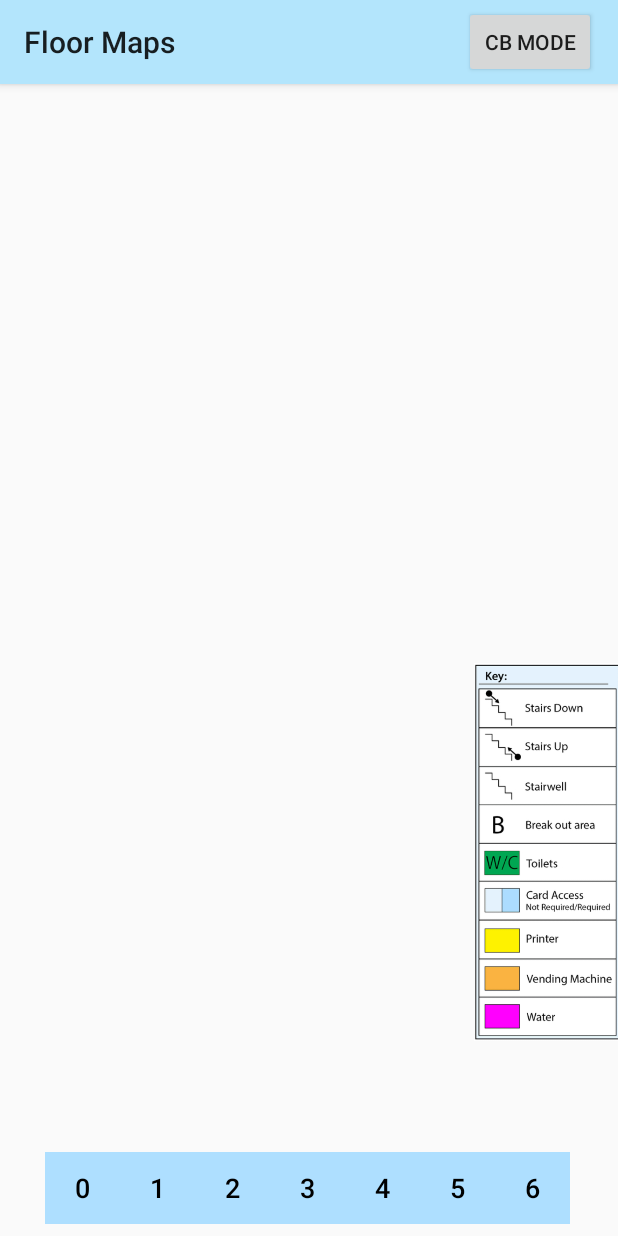
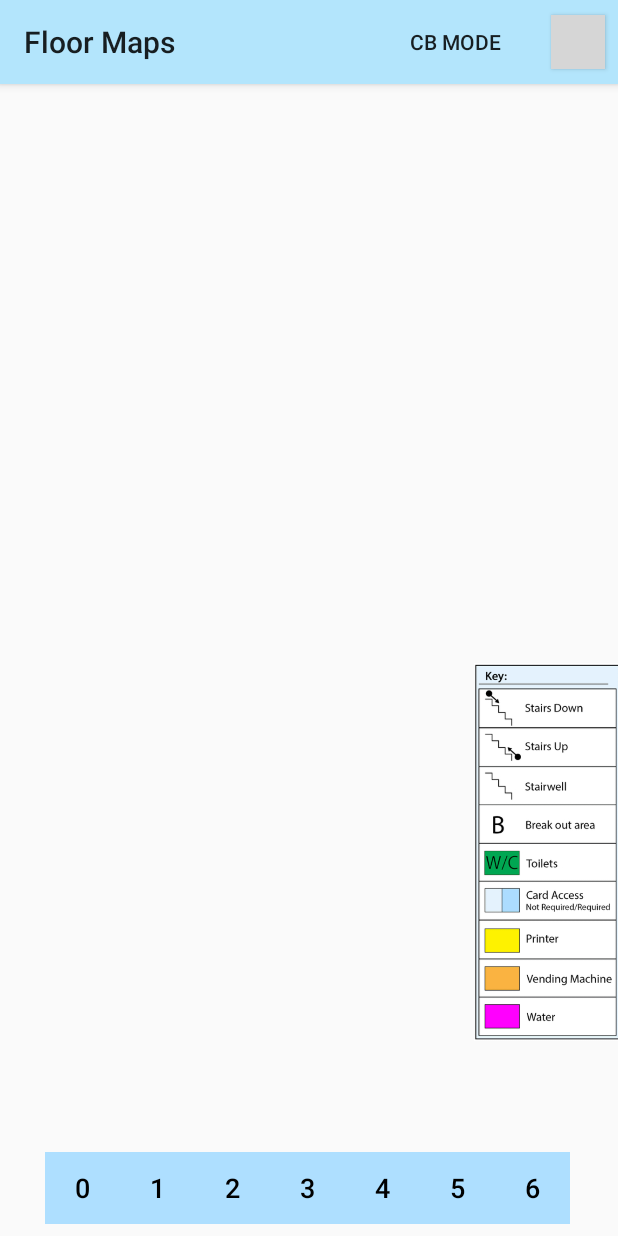
Before and after one commit to chrisgrigo/USB_Explore, an Android app: the MapActivity screen opened directly, with no data from a screen before it, on a phone screen of 412 x 824 dp. Run offline under Robolectric (Android 15) with nearby library versions, the phone set to English and light mode, and no system bars; libraries missing offline, so code that uses them is left out: com.davemorrissey.labs; plain views replace SubsamplingScaleImageView; 15 statements that could not run were skipped; grey boxes are pictures that could not be loaded.

Commit message:
Version 1.1

```diff
--- a/app/src/main/java/com/example/grigo/usb_explore/PC_Usage_Activity.java
+++ b/app/src/main/java/com/example/grigo/usb_explore/PC_Usage_Activity.java
@@ -147,6 +147,7 @@ public class PC_Usage_Activity extends AppCompatActivity {
                     Intent intent = new Intent(getBaseContext(), MapActivity.class);
                     intent.putExtra("ROOM_NUMBER", roomNo);
                     intent.putExtra("LEVEL", level);
+                    finish();
                     startActivity(intent); // start map activity and give it room number and level via intent
                     return false;
                 }
--- a/app/src/main/java/com/example/grigo/usb_explore/PinViewFragment.java
+++ b/app/src/main/java/com/example/grigo/usb_explore/PinViewFragment.java
@@ -1,5 +1,6 @@
 package com.example.grigo.usb_explore;
 
+import android.content.Intent;
 import android.graphics.PointF;
 import android.graphics.drawable.Drawable;
 import android.os.Bundle;
@@ -68,6 +69,7 @@ public class PinViewFragment extends Fragment {
     static boolean colourBlindMode;
 
     Button btnColourBlindMode;
+    Button btnSearch;
     Button btnFloor0;
     Button btnFloor1;
     Button btnFloor2;
@@ -346,6 +348,14 @@ public class PinViewFragment extends Fragment {
             updateMap();
         });
 
+        // button to search
+        btnSearch = rootView.findViewById(id.btnSearch);
+        btnSearch.setOnClickListener((View view) -> {
+            getActivity().finish();
+            Intent intent = new Intent(getActivity(), search.class);
+            startActivity(intent);
+        });
+
 
         // general floor button listeners (changes the floors)
 
--- a/app/src/main/java/com/example/grigo/usb_explore/search.java
+++ b/app/src/main/java/com/example/grigo/usb_explore/search.java
@@ -1,6 +1,7 @@
 package com.example.grigo.usb_explore;
 
 import android.content.Intent;
+import android.graphics.Color;
 import android.os.Bundle;
 import android.support.design.widget.FloatingActionButton;
 import android.support.design.widget.Snackbar;
@@ -48,7 +49,7 @@ public class search extends AppCompatActivity{
         setContentView(R.layout.activity_search);
         Toolbar toolbar = (Toolbar) findViewById(R.id.toolbar);
         setSupportActionBar(toolbar);
-        getSupportActionBar().setDisplayHomeAsUpEnabled(true);
+        getSupportActionBar().setDisplayHomeAsUpEnabled(false);
         getSupportActionBar().setTitle("Staff/Room Search");
         SearchView search = findViewById(R.id.searchView);
         final ListView listView = findViewById(R.id.list_view);
@@ -135,10 +136,9 @@ public class search extends AppCompatActivity{
                 Intent intent = new Intent(getApplicationContext(), MapActivity.class);
                 intent.putExtra("ROOM_NUMBER", roomNo);
                 intent.putExtra("LEVEL", level);
+                finish();
                 startActivity(intent);
             }
         });
-
     }
-
 }
--- a/app/src/main/res/layout/pin_view_fragment.xml
+++ b/app/src/main/res/layout/pin_view_fragment.xml
@@ -19,8 +19,19 @@
             android:layout_width="wrap_content"
             android:layout_height="wrap_content"
             android:layout_alignParentEnd="true"
-            android:layout_marginLeft="200dp"
+            android:layout_marginLeft="150dp"
+            android:background="#b3e5fc"
+            android:textSize="14sp"
+            style="?android:attr/borderlessButtonStyle"
             android:text="CB Mode" />
+
+        <Button
+            android:id="@+id/btnSearch"
+            android:layout_width="36dp"
+            android:layout_height="36dp"
+            android:layout_alignParentEnd="true"
+            android:layout_marginLeft="20dp"
+            android:background="@drawable/ic_search_black_48dp"/>
 
     </android.widget.Toolbar>
 
```
Also changed, not shown: app/src/main/java/com/example/grigo/usb_explore/MapActivity.java (+7 -0 lines).
